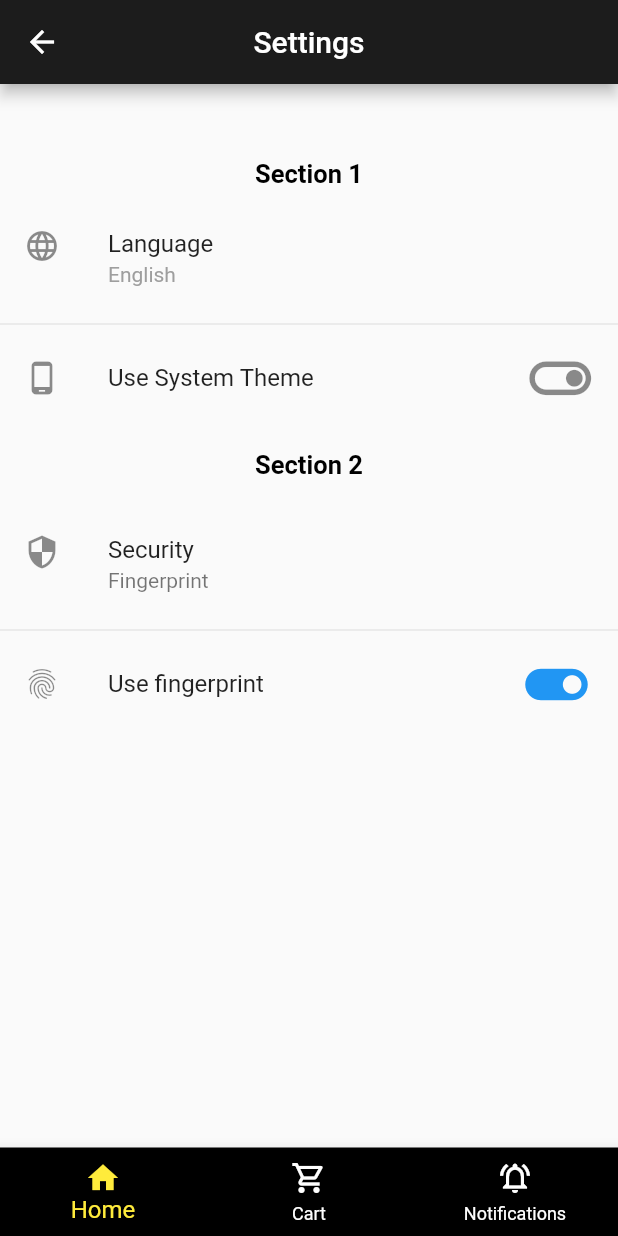
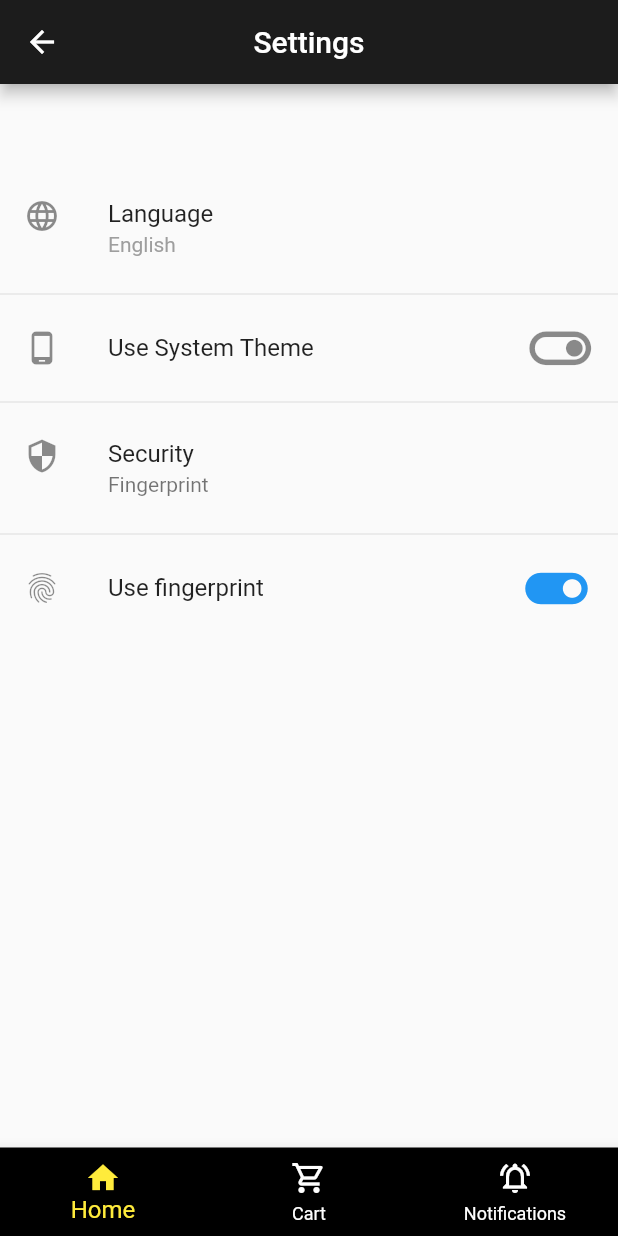
Before and after one commit to ShorooqAbdeen/Koora-Store, a Flutter app: the screen it shows after launch, in the side drawer, after a tap on "Settings", on a phone screen of 412 x 824 dp. Run offline on Flutter 3.47's test engine with Material 2 defaults, Android fonts, the phone set to English and light mode, and no system bars; our stand-ins replace font_awesome_flutter.

Commit message:
commit sama5

```diff
--- a/lib/DrawerScreens/AccountScreen.dart
+++ b/lib/DrawerScreens/AccountScreen.dart
@@ -78,7 +78,7 @@ class _AccountScreenState extends State<AccountScreen> {
                       ),
                       Divider(color: Colors.grey,),
                       ListTile(
-                        leading: Icon(FontAwesomeIcons.squareSnapchat,color: Colors.yellowAccent,),
+                        leading: Icon(FontAwesomeIcons.snapchat,color: Colors.yellow,),
                         title:Text("Snapshat",style: TextStyle(color: Colors.black),),
                       ),
                       Divider(color: Colors.grey,),
--- a/lib/DrawerScreens/SettingsScreen.dart
+++ b/lib/DrawerScreens/SettingsScreen.dart
@@ -21,7 +21,6 @@ class _SettingsScreenState extends State<SettingsScreen> {
           child: Column(
             children: [
               SizedBox(height: 50,),
-              Text("Section 1",style: TextStyle(color: Colors.black,fontWeight: FontWeight.bold ,fontSize: 17),),
               SizedBox(height: 10,),
               ListTile(
                 leading: Icon(Icons.language_outlined),
@@ -36,9 +35,7 @@ class _SettingsScreenState extends State<SettingsScreen> {
                 trailing: Icon(Icons.toggle_on_outlined, size:45),
                 onTap: (){},
               ),
-              SizedBox(height: 20,),
-              Text("Section 2",style: TextStyle(color: Colors.black,fontWeight: FontWeight.bold,fontSize: 17),),
-              SizedBox(height: 20,),
+              Divider(),
               ListTile(
                 leading: Icon(Icons.security_outlined),
                 title: Text("Security"),
```
